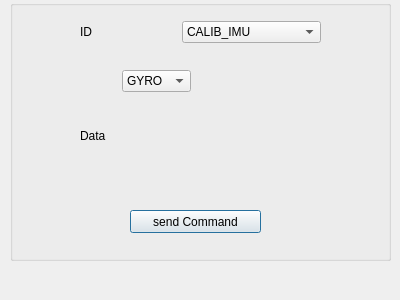
Old version of the form ARVID_GS/tcwindow.ui in the repository Eruvae/floatsat5.
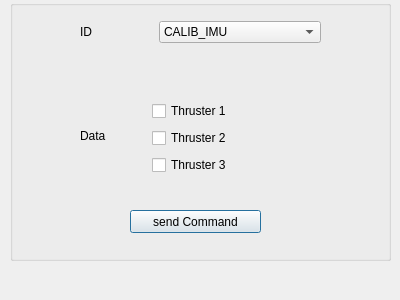
New version of the form. Icons and pictures are not drawn.

Diff of the .ui file:
```diff
--- a/ARVID_GS/tcwindow.ui
+++ b/ARVID_GS/tcwindow.ui
@@ -11,7 +11,7 @@
    </rect>
   </property>
   <property name="windowTitle">
-   <string>Dialog</string>
+   <string>Telecommand Interface</string>
   </property>
   <property name="windowIcon">
    <iconset resource="arvid_res.qrc">
@@ -49,7 +49,7 @@
      <item>
       <widget class="QStackedWidget" name="stackedTCData">
        <property name="currentIndex">
-        <number>0</number>
+        <number>3</number>
        </property>
        <widget class="QWidget" name="pageCalIMU">
         <widget class="QComboBox" name="comboIMUcal">
@@ -252,6 +252,41 @@
          </layout>
         </widget>
        </widget>
+       <widget class="QWidget" name="page_2">
+        <widget class="QWidget" name="">
+         <property name="geometry">
+          <rect>
+           <x>40</x>
+           <y>30</y>
+           <width>89</width>
+           <height>76</height>
+          </rect>
+         </property>
+         <layout class="QVBoxLayout" name="verticalLayout_2">
+          <item>
+           <widget class="QCheckBox" name="T1">
+            <property name="text">
+             <string>Thruster 1</string>
+            </property>
+           </widget>
+          </item>
+          <item>
+           <widget class="QCheckBox" name="T2">
+            <property name="text">
+             <string>Thruster 2</string>
+            </property>
+           </widget>
+          </item>
+          <item>
+           <widget class="QCheckBox" name="T3">
+            <property name="text">
+             <string>Thruster 3</string>
+            </property>
+           </widget>
+          </item>
+         </layout>
+        </widget>
+       </widget>
       </widget>
      </item>
     </layout>
@@ -303,6 +338,11 @@
          <string>SEND_RW_SPEED</string>
         </property>
        </item>
+       <item>
+        <property name="text">
+         <string>THRUSTER_CONTROL</string>
+        </property>
+       </item>
       </widget>
      </item>
     </layout>
```
